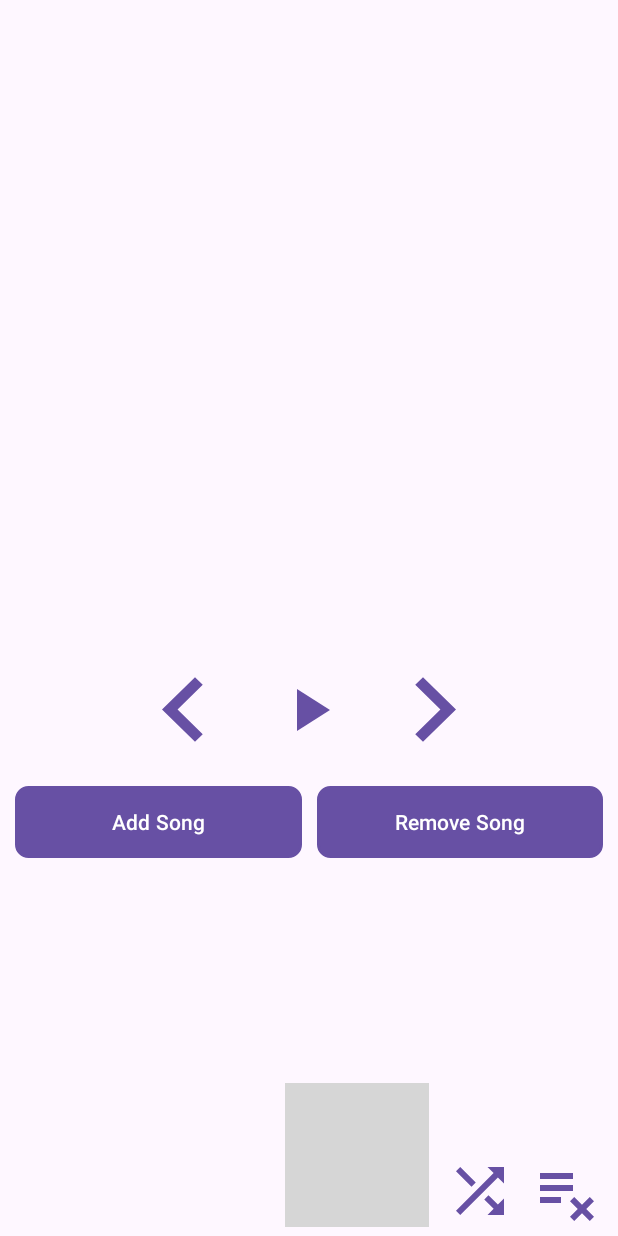
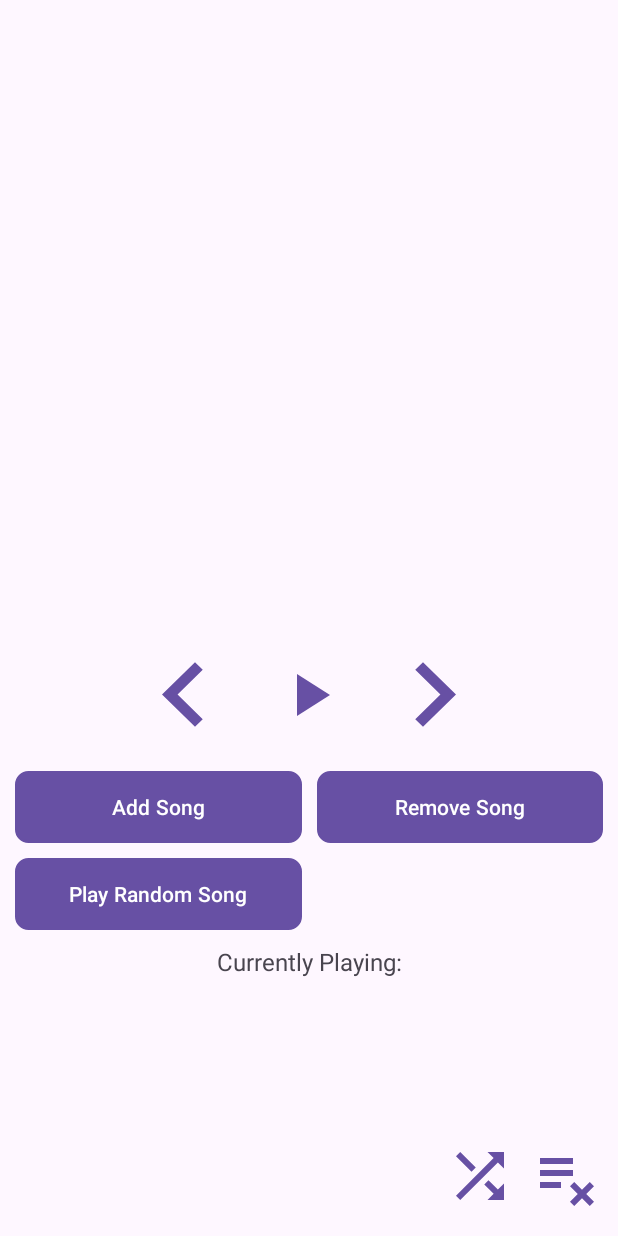
Before and after one commit to karenz710/playlist, an Android app: the screen it shows after launch (MainActivity), on a phone screen of 412 x 824 dp. Run offline under Robolectric (Android 15) with nearby library versions, the phone set to English and light mode, and no system bars; grey boxes are pictures that could not be loaded.

Commit message:
debugged!! updated so that nodes previous reference is always correct !!

```diff
--- a/app/src/main/java/com/hw2app/MainActivity.java
+++ b/app/src/main/java/com/hw2app/MainActivity.java
@@ -10,6 +10,7 @@
 import androidx.appcompat.app.AppCompatActivity;
 import android.app.Dialog;
 import android.view.ViewGroup;
+import android.widget.TextView;
 
 public class MainActivity extends AppCompatActivity {
     private RecyclerView recyclerView;
@@ -23,6 +24,8 @@
     Button cursorAdd;
     Button shuffle;
     Button clearPlaylist;
+    Button randomSong;
+    TextView currentlyPlayingText;
 
     @Override
     protected void onCreate(Bundle savedInstanceState) {
@@ -30,17 +33,18 @@
         setContentView(R.layout.activity_main);
         recyclerView = findViewById(R.id.recycler_view);
         recyclerView.setLayoutManager(new LinearLayoutManager(this));
-        playlist = new SongLinkedList(this);
+        currentlyPlayingText = findViewById(R.id.currently_playing);
+        playlist = new SongLinkedList(this, currentlyPlayingText);
         cursorPlay = findViewById(R.id.play_arrow);
         cursorPrev = findViewById(R.id.cursor_before);
         cursorNext = findViewById(R.id.cursor_next);
         cursorRemove = findViewById(R.id.cursor_remove);
         cursorAdd = findViewById(R.id.cursor_add);
+        randomSong = findViewById(R.id.play_random);
         shuffle = findViewById(R.id.shuffle);
         clearPlaylist = findViewById(R.id.clear_playlist);
         adapter = new SongAdapter(playlist);
         recyclerView.setAdapter(adapter);
-
 
         cursorPlay.setOnClickListener(new View.OnClickListener() {
             @Override
@@ -80,6 +84,13 @@
             }
         });
 
+        randomSong.setOnClickListener(new View.OnClickListener() {
+            @Override
+            public void onClick(View view) {
+                playlist.playRandom();
+                adapter.notifyDataSetChanged();
+            }
+        });
         shuffle.setOnClickListener(new View.OnClickListener() {
             @Override
             public void onClick(View view) {
--- a/app/src/main/java/com/hw2app/SongLinkedList.java
+++ b/app/src/main/java/com/hw2app/SongLinkedList.java
@@ -13,7 +13,7 @@
     private int size;
     private MediaPlayer mediaPlayer;
     private Context context;
-    private TextView currentSongTextView;
+    private TextView currentlyPlayingText;
 
     public SongLinkedList() {
         head = null;
@@ -21,9 +21,10 @@
         cursor = null;
     }
 
-    public SongLinkedList(Context context) {
+    public SongLinkedList(Context context, TextView currentlyPlayingText) {
         this();
         this.context = context;
+        this.currentlyPlayingText = currentlyPlayingText;
     }
 
     public SongNode getCursor() {
@@ -57,6 +58,8 @@
             if (resId != 0) {
                 mediaPlayer = MediaPlayer.create(context, resId);
                 mediaPlayer.start();
+                // Update the TextView with the current song name
+                currentlyPlayingText.setText("Currently Playing: " + song.getData().getName());
             }
         }
 
@@ -130,6 +133,8 @@
                 tail = cursor.getNext();
             }
             cursorForwards(); // change cursor reference to newly inserted Song
+            if(cursor.getNext()!=null)
+                cursor.getNext().setPrev(cursor);
         }
         size++; // increments size since a node is added.
     }
@@ -190,7 +195,7 @@
      *
      * @return The Song which was randomly selected.
      */
-     public void playRandom(){
+    public void playRandom(){
          SongNode res = randomSongNode();
          play(res);
      }
--- a/app/src/main/res/layout/activity_main.xml
+++ b/app/src/main/res/layout/activity_main.xml
@@ -22,7 +22,6 @@
         android:id="@+id/bottom_container"
         android:layout_width="match_parent"
         android:layout_height="0dp"
-        android:layout_marginTop="10dp"
         app:layout_constraintBottom_toBottomOf="parent"
         app:layout_constraintEnd_toEndOf="parent"
         app:layout_constraintHeight_percent="0.5"
@@ -32,6 +31,18 @@
         app:layout_constraintVertical_bias="0.0">
 
         <!-- Other UI elements for the bottom half of the screen -->
+
+
+        <TextView
+            android:id="@+id/currently_playing"
+            android:layout_width="wrap_content"
+            android:layout_height="wrap_content"
+            android:layout_marginTop="10dp"
+            android:text="Currently Playing:"
+            android:textSize="16sp"
+            app:layout_constraintEnd_toEndOf="parent"
+            app:layout_constraintStart_toStartOf="parent"
+            app:layout_constraintTop_toBottomOf="@+id/play_random" />
 
         <Button
             android:id="@+id/play_arrow"
@@ -44,17 +55,6 @@
             app:layout_constraintEnd_toStartOf="@+id/cursor_next"
             app:layout_constraintStart_toEndOf="@+id/cursor_before"
             app:layout_constraintTop_toTopOf="parent" />
-
-        <Button
-            android:id="@+id/play_random"
-            android:layout_width="wrap_content"
-            android:layout_height="wrap_content"
-            android:layout_marginEnd="10dp"
-            android:background="@drawable/baseline_question_mark_24"
-            android:minWidth="48dp"
-            android:minHeight="48dp"
-            app:layout_constraintBottom_toBottomOf="@+id/shuffle"
-            app:layout_constraintEnd_toStartOf="@+id/shuffle" />
 
         <Button
             android:id="@+id/cursor_before"
@@ -109,6 +109,21 @@
             app:layout_constraintTop_toBottomOf="@+id/cursor_before" />
 
         <Button
+            android:id="@+id/play_random"
+            android:layout_width="0dp"
+            android:layout_height="wrap_content"
+            android:layout_marginTop="10dp"
+            android:background="@drawable/button_border"
+            android:text="Play Random Song"
+            android:textColor="@android:color/white"
+            app:layout_constraintBottom_toBottomOf="parent"
+            app:layout_constraintEnd_toEndOf="@+id/cursor_add"
+            app:layout_constraintHorizontal_bias="0.0"
+            app:layout_constraintStart_toStartOf="@+id/cursor_add"
+            app:layout_constraintTop_toBottomOf="@+id/cursor_add"
+            app:layout_constraintVertical_bias="0.0" />
+
+        <Button
             android:id="@+id/shuffle"
             android:layout_width="48dp"
             android:layout_height="48dp"
```
Also changed, not shown: 1 other file.
